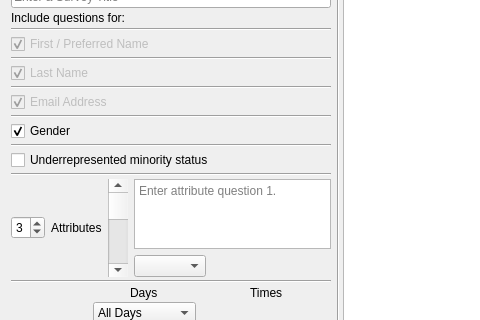
First picture: the form in surveymaker.ui, repository gruepr/gruepr, before the edit; both pictures show x 0 to 480 and y 111 to 431 of the 816 by 730 pixel window.
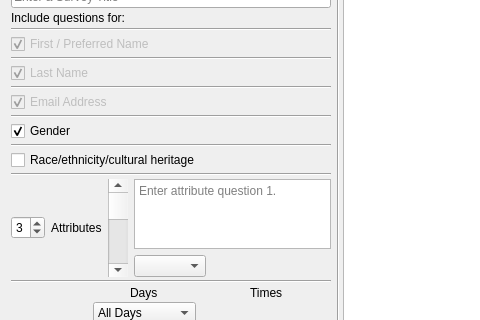
Second picture: the form after the edit. Icons and pictures are not drawn. Custom widgets are drawn as their Qt base class.

Commit message: Version 9.4. Made URM more inclusive by asking students to self-identify their background, and then presenting list of responses to instructor to select which should be considered underrepresented

Patch:
```diff
--- a/surveymaker.ui
+++ b/surveymaker.ui
@@ -7,7 +7,7 @@
     <x>0</x>
     <y>0</y>
     <width>816</width>
-    <height>714</height>
+    <height>723</height>
    </rect>
   </property>
   <property name="windowTitle">
@@ -872,7 +872,7 @@
        </sizepolicy>
       </property>
       <property name="text">
-       <string>Underrepresented minority status</string>
+       <string>Race/ethnicity/cultural heritage</string>
       </property>
      </widget>
     </item>
```
The commit also changes 10 other files.
